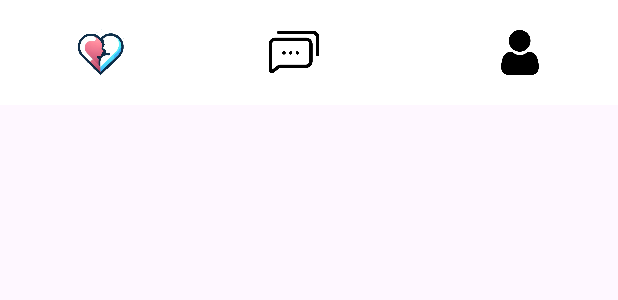
After one commit to cngpc43/Android-Dating-App, an Android app: the layout bottom_bar.xml on its own in the app's theme, with its tools: preview values and no code run, on a phone screen of 412 x 824 dp. The commit adds this screen. Shown: the top 300 px of the screen. Run offline under Robolectric (Android 15) with nearby library versions, the light colour scheme and no system bars.

```diff
--- a/app/build.gradle.kts
+++ b/app/build.gradle.kts
@@ -40,6 +40,7 @@ dependencies {
     implementation("com.google.firebase:firebase-auth:22.3.1")
     implementation("com.google.firebase:firebase-storage:20.3.0")
     implementation("com.squareup.picasso:picasso:2.71828")
+    implementation("androidx.legacy:legacy-support-v4:1.0.0")
     testImplementation("junit:junit:4.13.2")
     implementation("de.hdodenhof:circleimageview:3.1.0")
     androidTestImplementation("androidx.test.ext:junit:1.1.5")
--- /dev/null
+++ b/app/src/main/res/drawable/rounded_corners.xml
@@ -0,0 +1,5 @@
+<?xml version="1.0" encoding="utf-8"?>
+<shape xmlns:android="http://schemas.android.com/apk/res/android">
+    <solid android:color="#FFFFFF"/> <!-- background color -->
+    <corners android:radius="20dp"/> <!-- corner radius -->
+</shape>
--- /dev/null
+++ b/app/src/main/res/layout/bottom_bar.xml
@@ -0,0 +1,37 @@
+
+    <LinearLayout
+        xmlns:android="http://schemas.android.com/apk/res/android"
+        xmlns:app="http://schemas.android.com/apk/res-auto"
+        android:layout_width="match_parent"
+        android:layout_height="wrap_content"
+        android:layout_alignParentBottom="true"
+        android:orientation="horizontal"
+        android:id="@+id/bottomBar"
+        android:background="@color/white"
+        app:layout_constraintBottom_toBottomOf="parent"
+        >
+        <ImageView
+            android:id="@+id/camBut"
+            android:layout_width="0dp"
+            android:layout_height="@dimen/_70sdp"
+            android:src="@drawable/logo_dating"
+            android:layout_weight="1"
+            />
+
+        <ImageView
+            android:layout_width="0dp"
+            android:layout_height="36dp"
+            android:layout_gravity="end|center_vertical"
+            android:src="@drawable/message_icon"
+            android:layout_marginEnd="20dp"
+            android:layout_weight="1"
+            />
+        <ImageView
+            android:id="@+id/user"
+            android:layout_width="0dp"
+            android:layout_height="@dimen/_30sdp"
+            android:layout_gravity="center_vertical"
+            android:src="@drawable/user_icon"
+            android:layout_weight="1"
+            />
+    </LinearLayout>
```
Also changed, not shown: app/src/main/res/layout/activity_main.xml (+1 -26 lines), app/src/main/res/layout/activity_setting.xml (added, +99 -0 lines).
